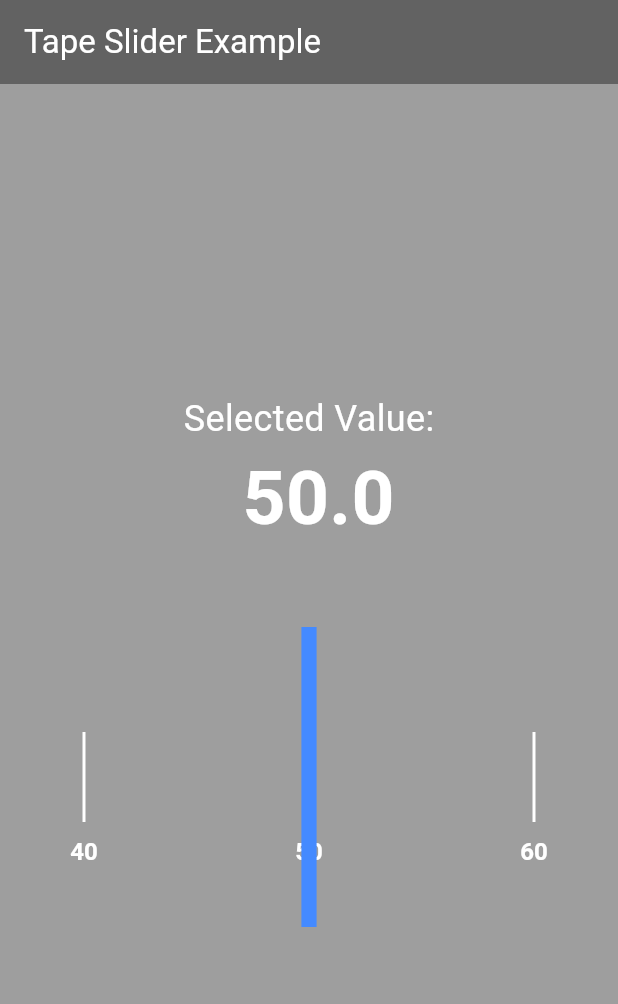
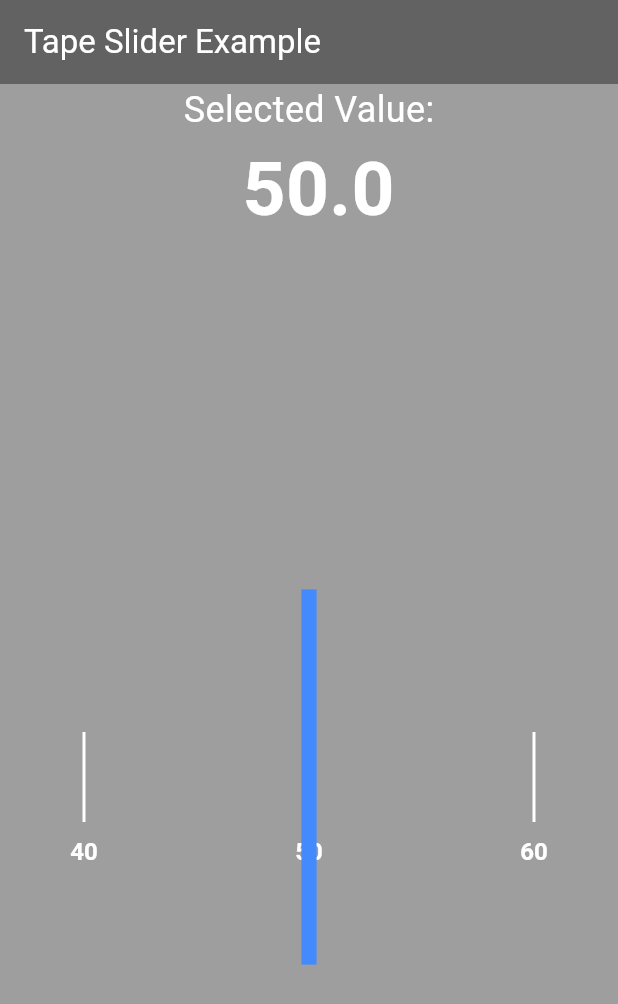
Before and after one commit to TejasBaid/tape-slider, a Flutter app: the screen it shows after launch, on a phone screen of 412 x 824 dp. Shown: the top 1004 px of the screen. Run offline on Flutter 3.47's test engine with Material 3 defaults, Android fonts, the phone set to English and light mode, and no system bars.

Commit message:
fix: vertical slider issue

```diff
--- a/example/lib/main.dart
+++ b/example/lib/main.dart
@@ -35,7 +35,7 @@ class _MyAppState extends State<MyApp> {
                 style: const TextStyle(fontSize: 50, color: Colors.white, fontWeight: FontWeight.bold),
               ),
               const SizedBox(height: 50),
-              TapeSlider(
+              Expanded(child:               TapeSlider(
                 initialValue: 50.0,
                 minValue: 0,
                 maxValue: 100,
@@ -57,8 +57,8 @@ class _MyAppState extends State<MyApp> {
                     _currentValue = value;
                   });
                 },
+              ),
               )
-
 
             ],
           ),
--- a/lib/src/tape_slider_widget.dart
+++ b/lib/src/tape_slider_widget.dart
@@ -1,6 +1,5 @@
 import 'package:flutter/material.dart';
 import 'dart:math' as math;
-
 import 'package:tape_slider/src/tape_slider_painter.dart';
 
 class TapeSlider extends StatefulWidget {
@@ -58,10 +57,12 @@ class _TapeSliderState extends State<TapeSlider> {
   void initState() {
     super.initState();
     currentValue = widget.initialValue;
+    _initScrollController();
+  }
 
+  void _initScrollController() {
     final initialOffset = (currentValue - widget.minValue) * widget.itemExtent;
     _scrollController = ScrollController(initialScrollOffset: initialOffset);
-
     _scrollController.addListener(_updateCurrentValue);
   }
 
@@ -94,9 +95,11 @@ class _TapeSliderState extends State<TapeSlider> {
     final isHorizontal = widget.orientation == Axis.horizontal;
     final screenSize = MediaQuery.of(context).size;
 
-    return Container(
-      width: isHorizontal ? widget.trackWidth : widget.trackHeight,
-      height: isHorizontal ? widget.trackHeight : widget.trackWidth,
+    return ConstrainedBox(
+      constraints: BoxConstraints(
+        maxWidth: isHorizontal ? double.infinity : widget.trackHeight,
+        maxHeight: isHorizontal ? widget.trackHeight : double.infinity,
+      ),
       child: Stack(
         alignment: Alignment.center,
         children: [
@@ -148,11 +151,11 @@ class _TapeSliderState extends State<TapeSlider> {
                       isHorizontal ? (widget.maxValue - widget.minValue) * widget.itemExtent : widget.trackHeight,
                       isHorizontal ? widget.trackHeight : (widget.maxValue - widget.minValue) * widget.itemExtent
                   ),
+
                 ),
               ),
             ),
           ),
-
           Container(
             width: isHorizontal ? widget.indicatorThickness : widget.slidingAreaExtent,
             height: isHorizontal ? widget.slidingAreaExtent : widget.indicatorThickness,
```
Also changed, not shown: lib/src/tape_slider_painter.dart (+27 -16 lines).
